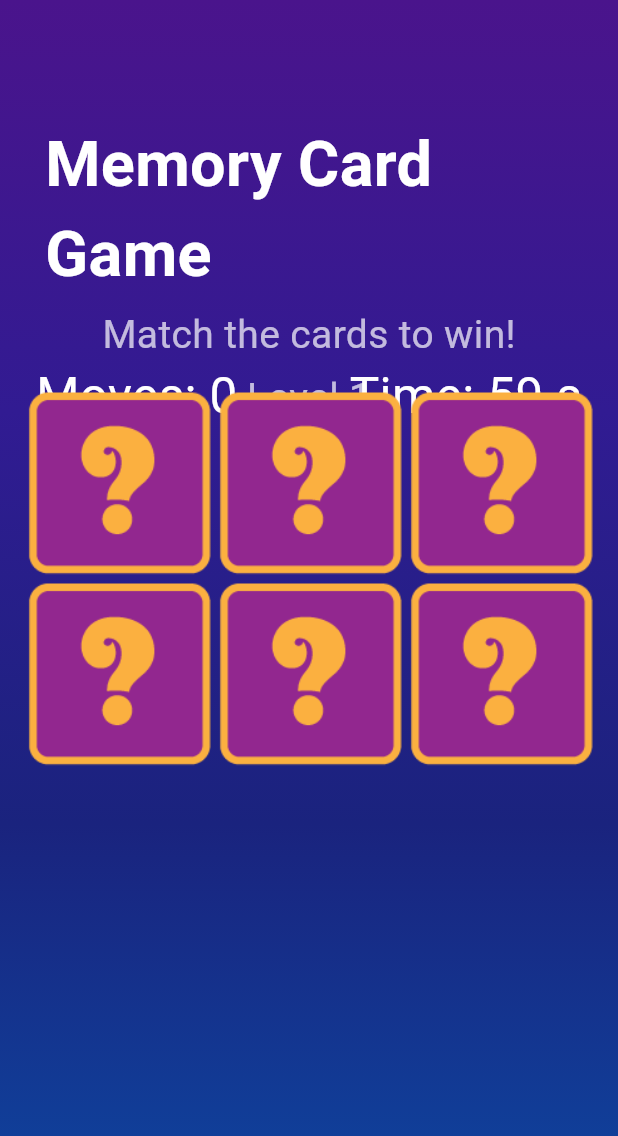
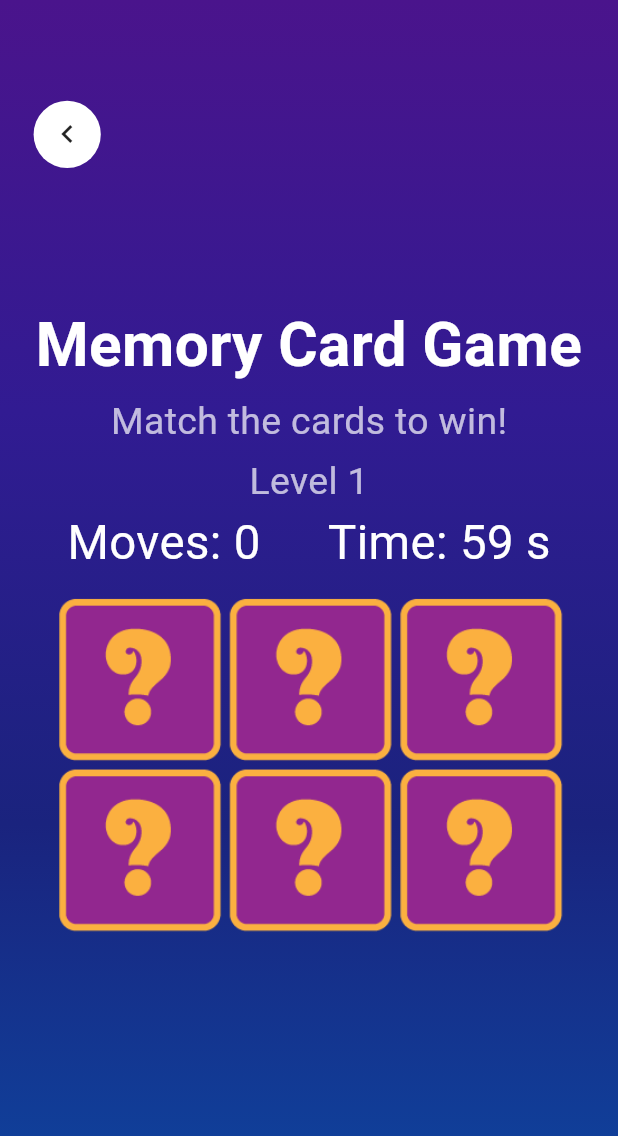
Before and after one commit to kaizhelam/memory_card_game_pirate_iOS, a Flutter app: the MemoryGame screen opened directly, on a phone screen of 412 x 824 dp. Shown: the top 1136 px of the screen. Run offline on Flutter 3.47's test engine with Material 3 defaults, Android fonts, the phone set to English and light mode, and no system bars; our stand-ins replace confetti, flutter_screenutil, google_fonts, shared_preferences; missing offline and left inert: flutter_inappwebview; accounts and stored records are empty; network calls fail.

Commit message:
- updated with screenUtil - fix layout issues

```diff
--- a/lib/gameWidget/game_screen.dart
+++ b/lib/gameWidget/game_screen.dart
@@ -2,6 +2,7 @@ import 'dart:math';
 import 'dart:async';
 import 'package:flutter/material.dart';
 import 'package:confetti/confetti.dart';
+import 'package:flutter_screenutil/flutter_screenutil.dart';
 import 'package:google_fonts/google_fonts.dart';
 
 class MemoryGame extends StatefulWidget {
@@ -98,6 +99,8 @@ class _MemoryGameState extends State<MemoryGame>
 
   void _startTimer() {
     _timer = Timer.periodic(const Duration(seconds: 1), (timer) {
+      if (!mounted) return;
+
       setState(() {
         if (remainingTime > 0) {
           remainingTime--;
@@ -161,11 +164,11 @@ class _MemoryGameState extends State<MemoryGame>
       builder: (context) => AlertDialog(
         title: Text(
           title,
-          style: GoogleFonts.spicyRice(fontSize: 38),
+          style: GoogleFonts.spicyRice(fontSize: 38.sp),
         ),
         content: Text(
           message,
-          style: GoogleFonts.spicyRice(fontSize: 20),
+          style: GoogleFonts.spicyRice(fontSize: 20.sp),
         ),
         actions: [
           ElevatedButton(
@@ -184,7 +187,7 @@ class _MemoryGameState extends State<MemoryGame>
             child: Text(
               "Quit",
               style: GoogleFonts.spicyRice(
-                fontSize: 24,
+                fontSize: 24.sp,
                 fontWeight: FontWeight.bold,
               ),
             ),
@@ -203,7 +206,7 @@ class _MemoryGameState extends State<MemoryGame>
                 foregroundColor: Colors.white,
                 backgroundColor: const Color(0xFF0D47A1),
                 padding:
-                    const EdgeInsets.symmetric(vertical: 12, horizontal: 24),
+                    const EdgeInsets.symmetric(vertical: 12, horizontal: 24).r,
                 shape: RoundedRectangleBorder(
                   borderRadius: BorderRadius.circular(8),
                 ),
@@ -211,7 +214,7 @@ class _MemoryGameState extends State<MemoryGame>
               child: Text(
                 "Next Level",
                 style: GoogleFonts.spicyRice(
-                  fontSize: 24,
+                  fontSize: 24.sp,
                   fontWeight: FontWeight.bold,
                 ),
               ),
@@ -230,7 +233,7 @@ class _MemoryGameState extends State<MemoryGame>
                 foregroundColor: Colors.white,
                 backgroundColor: const Color(0xFF0D47A1),
                 padding:
-                    const EdgeInsets.symmetric(vertical: 12, horizontal: 24),
+                    const EdgeInsets.symmetric(vertical: 12, horizontal: 24).r,
                 shape: RoundedRectangleBorder(
                   borderRadius: BorderRadius.circular(8),
                 ),
@@ -238,7 +241,7 @@ class _MemoryGameState extends State<MemoryGame>
               child: Text(
                 "Restart",
                 style: GoogleFonts.spicyRice(
-                  fontSize: 24,
+                  fontSize: 24.sp,
                   fontWeight: FontWeight.bold,
                 ),
               ),
@@ -306,23 +309,14 @@ class _MemoryGameState extends State<MemoryGame>
         );
       },
       child: isFlipped
-          ? Container(
-              width: double.infinity,
-              height: double.infinity,
-              child: Image.asset(
+          ? Image.asset(
               imagePath,
               fit: BoxFit.cover,
               key: ValueKey(imagePath),
-              ),
             )
-          : Container(
-              width: double.infinity,
-              height: double.infinity,
-              key: const ValueKey('question'),
-              child: Image.asset(
+          : Image.asset(
               questionMark,
               fit: BoxFit.cover,
-              ),
             ),
     );
   }
@@ -345,8 +339,8 @@ class _MemoryGameState extends State<MemoryGame>
         ),
         child: Stack(
           children: [
-            Align(
-              alignment: Alignment.center,
+            // Confetti
+            Center(
               child: ConfettiWidget(
                 confettiController: _confettiController,
                 blastDirectionality: BlastDirectionality.explosive,
@@ -359,67 +353,70 @@ class _MemoryGameState extends State<MemoryGame>
                 ],
               ),
             ),
-            Align(
-                alignment: Alignment.topCenter,
-                child: Padding(
-                  padding: const EdgeInsets.only(top: 80, right: 30, left: 30),
+
+            // content
+            Positioned.fill(
               child: Column(
+                mainAxisAlignment: MainAxisAlignment.center,
                 children: [
-                      Text("Memory Card Game",
+                  // title
+                  Text(
+                    "Memory Card Game",
+                    textAlign: TextAlign.center,
                     style: GoogleFonts.spicyRice(
-                            fontSize: 42,
+                      fontSize: 42.sp,
                       color: Colors.white,
                       fontWeight: FontWeight.bold,
-                          )),
-                      const SizedBox(height: 5),
+                    ),
+                  ),
+                  SizedBox(height: 5.h),
+
+                  // description
                   Text(
                     "Match the cards to win!",
                     style: GoogleFonts.spicyRice(
-                          fontSize: 26,
+                      fontSize: 26.sp,
                       color: Colors.white70,
                     ),
                   ),
-                      const SizedBox(
-                        height: 5,
-                      ),
+                  SizedBox(height: 5.h),
+
+                  // Level
                   Text(
                     "Level $currentLevel",
                     style: GoogleFonts.spicyRice(
-                          fontSize: 26,
+                      fontSize: 26.sp,
                       color: Colors.white70,
                     ),
                   ),
-                    ],
-                  ),
-                )),
-            Padding(
-              padding: const EdgeInsets.only(top: 240, right: 24, left: 24),
-              child: Row(
-                mainAxisAlignment: MainAxisAlignment.spaceBetween,
+
+                  // move, time
+                  Row(
+                    mainAxisAlignment: MainAxisAlignment.spaceEvenly,
                     children: [
                       Text(
                         "Moves: $moves",
                         style: GoogleFonts.spicyRice(
-                        color: Colors.white, fontSize: 33),
+                            color: Colors.white, fontSize: 33.sp),
                       ),
                       Text(
                         "Time: $remainingTime s",
                         style: GoogleFonts.spicyRice(
-                        color: Colors.white, fontSize: 33),
+                            color: Colors.white, fontSize: 33.sp),
                       ),
                     ],
                   ),
-            ),
+                  SizedBox(height: 15.h),
+
+                  // boxes
                   Padding(
-              padding: EdgeInsets.only(
-                top: (MediaQuery.of(context).size.width > 800 ? 315 : 260),
-                right: (MediaQuery.of(context).size.width > 800 ? 150 : 16),
-                left: (MediaQuery.of(context).size.width > 800 ? 150 : 16),
-                bottom: 0,
-              ),
+                    padding: EdgeInsets.symmetric(horizontal: 1.sh * 0.05).r,
                     child: GridView.builder(
+                      shrinkWrap: true,
+                      padding: const EdgeInsets.all(0).r,
                       physics: const NeverScrollableScrollPhysics(),
-                gridDelegate: const SliverGridDelegateWithFixedCrossAxisCount(
+                      gridDelegate:
+                          const SliverGridDelegateWithFixedCrossAxisCount(
                         crossAxisCount: 3,
                         crossAxisSpacing: 2,
                         mainAxisSpacing: 2,
@@ -436,10 +433,14 @@ class _MemoryGameState extends State<MemoryGame>
                       },
                     ),
                   ),
+                ],
+              ),
+            ),
+
             if (showCongratsMessage)
               IgnorePointer(
                 child: Padding(
-                  padding: const EdgeInsets.only(bottom: 35),
+                  padding: const EdgeInsets.only(bottom: 30).r,
                   child: Align(
                     alignment: Alignment.bottomCenter,
                     child: SlideTransition(
@@ -455,12 +456,34 @@ class _MemoryGameState extends State<MemoryGame>
                         child: Text(
                           message,
                           style: GoogleFonts.spicyRice(
-                            fontSize: 30,
+                            fontSize: 25.sp,
                             fontWeight: FontWeight.bold,
                             color: Colors.white,
                           ),
                         ),
                       ),
+                    ),
+                  ),
+                ),
+              ),
+
+            // back button
+            Positioned(
+              left: kToolbarHeight / 2.5,
+              top: kToolbarHeight * 1.2,
+              right: 0,
+              child: Align(
+                alignment: Alignment.centerLeft,
+                child: InkWell(
+                  onTap: () {
+                    Navigator.pop(context);
+                  },
+                  child: Container(
+                    width: kToolbarHeight * 0.8,
+                    height: kToolbarHeight * 0.8,
+                    decoration: const BoxDecoration(
+                        color: Colors.white, shape: BoxShape.circle),
+                    child: const Icon(Icons.keyboard_arrow_left),
                   ),
                 ),
               ),
--- a/pubspec.yaml
+++ b/pubspec.yaml
@@ -1,5 +1,5 @@
 name: memory_card_game
-description: "A new Flutter project."
+description: "Memory card game project."
 # The following line prevents the package from being accidentally published to
 # pub.dev using `flutter pub publish`. This is preferred for private packages.
 publish_to: 'none' # Remove this line if you wish to publish to pub.dev
@@ -16,7 +16,7 @@ publish_to: 'none' # Remove this line if you wish to publish to pub.dev
 # https://developer.apple.com/library/archive/documentation/General/Reference/InfoPlistKeyReference/Articles/CoreFoundationKeys.html
 # In Windows, build-name is used as the major, minor, and patch parts
 # of the product and file versions while build-number is used as the build suffix.
-version: 1.0.0+1
+version: 1.0.0+2
 
 environment:
   sdk: ^3.5.4
@@ -40,6 +40,7 @@ dependencies:
   flutter_inappwebview: ^6.1.5
   shared_preferences: ^2.3.3
   flutter_launcher_icons: ^0.14.1
+  flutter_screenutil: ^5.9.3
 
 
 flutter_icons:
```
Also changed, not shown: lib/gameWidget/menu_screen.dart (+33 -27 lines), lib/main.dart (+27 -2 lines), pubspec.lock. Lines whose indentation alone changed are shown as unchanged.
